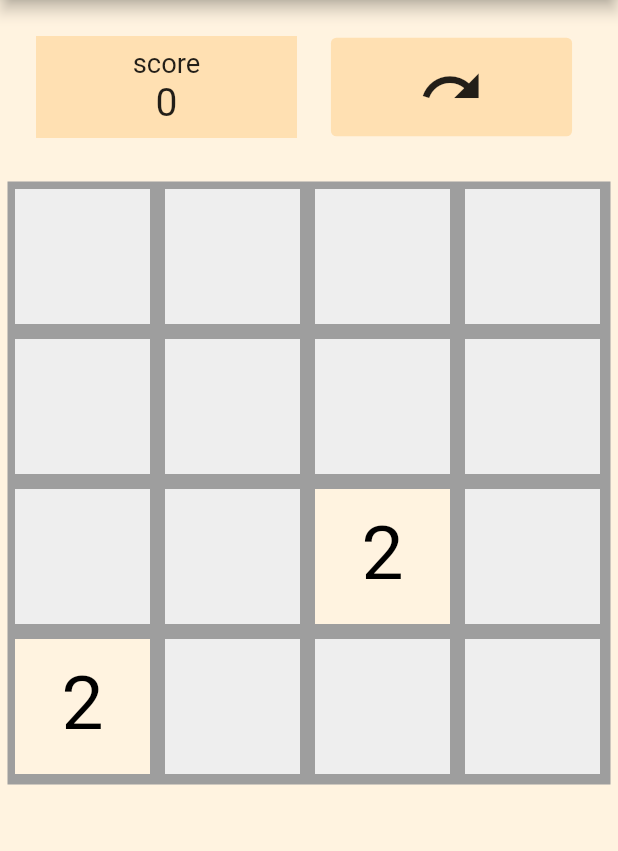
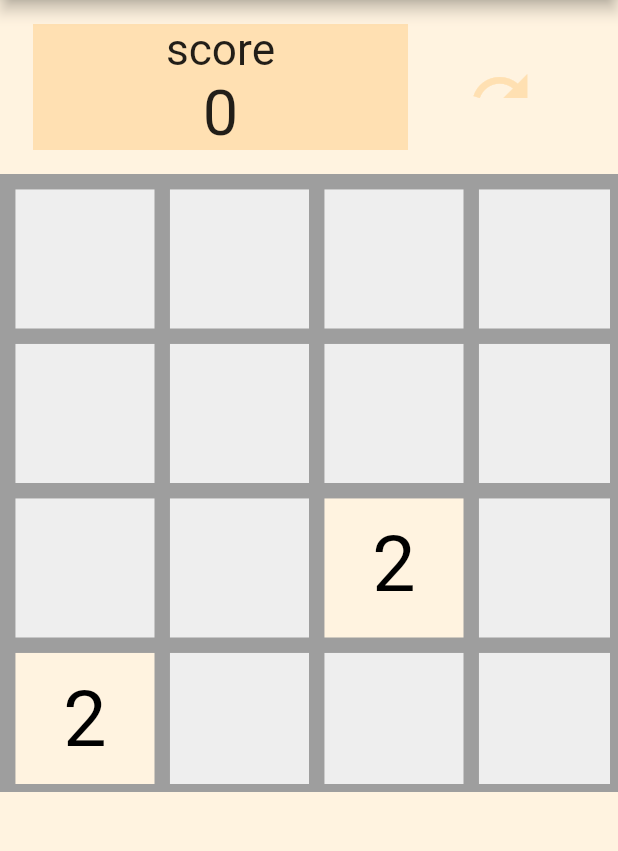
Before and after one commit to knoeferl/2048, a Flutter app: the screen it shows after launch, on a phone screen of 412 x 824 dp, the part 84-935 px from its top. Run offline on Flutter 3.47's test engine with Material 2 defaults, Android fonts, the phone set to English and light mode, and no system bars.

Commit message:
updated to Flutter 3.0

```diff
--- a/lib/models/field.dart
+++ b/lib/models/field.dart
@@ -5,15 +5,15 @@ import './tile.dart';
 enum Direction { left, right, top, bottom }
 
 class Field {
-  List<List<Tile>> board;
-  List<List<int>> lastBoard;
-  int size;
-  int score;
-  int oldScore;
-  bool notMoved;
-  bool gameWon;
-  bool gameLost;
-  bool playAfterWon;
+ late List<List<Tile>> board;
+ late List<List<int>> lastBoard;
+ late int size;
+ late int score;
+ late int oldScore;
+ late bool notMoved;
+ late bool gameWon;
+ late bool gameLost;
+ late bool playAfterWon;
   Field({this.size = 4}) {
     board = Iterable.generate(
         size,
@@ -53,7 +53,7 @@ class Field {
   }
 
   List<Tile> getEmptyTiles() {
-    List<Tile> ret = List();
+    List<Tile> ret = [];
     for (var row in board) {
       for (var number in row) {
         if (number.value == 0) {
@@ -112,7 +112,7 @@ class Field {
 
   moveTile(Tile tile, Direction direction) {
     try {
-      Tile nextTileN = nextTile(tile, direction);
+      Tile? nextTileN = nextTile(tile, direction);
       if (nextTileN.newValue == 0 && tile.newValue == 0) {
         moveTile(nextTileN, direction);
         return;
@@ -148,7 +148,7 @@ class Field {
     } catch (e) {}
   }
 
- changePositon(Tile tile, {Direction direction}) {
+ changePositon(Tile tile, {required Direction direction}) {
     switch (direction) {
       case Direction.top:
         tile.positionVertical = -1;
@@ -179,8 +179,6 @@ class Field {
         return Direction.left;
       case Direction.left:
         return Direction.right;
-      default:
-        return null;
     }
   }
 
@@ -198,8 +196,6 @@ class Field {
       case Direction.left:
         if (0 > tile.row) throw Exception();
         return board[tile.col][tile.row - 1];
-      default:
-        return null;
     }
   }
 
--- a/lib/models/tile.dart
+++ b/lib/models/tile.dart
@@ -1,33 +1,34 @@
 class Tile {
-  int value;
-  int newValue;
-  bool moveable;
-  int col;
-  int row;
+  late int value;
+  late int newValue;
+  late bool moveable;
+  late int col;
+  late int row;
   bool isNew = true;
-  int positionVertical;
-  int positionHorizontal;
+  late int positionVertical;
+  late int positionHorizontal;
 
-  Tile({this.col , this.row, this.value}){
+  Tile({required this.col, required this.row, required this.value}) {
     newValue = value;
     moveable = true;
     positionVertical = 0;
     positionHorizontal = 0;
   }
-  setMoveable(bool moveable){
+
+  setMoveable(bool moveable) {
     this.moveable = moveable;
   }
+
   @override
-  String toString()
-  {
-    return "col: " + col.toString() + " row: "+ row.toString() + " value: " + value.toString();
+  String toString() {
+    return "col: $col row: $row value: $value";
   }
 
   bool isEmpty() {
-    return value==0;
+    return value == 0;
   }
 
-  setValue(int value){
+  setValue(int value) {
     this.value = value;
     newValue = value;
   }
--- a/lib/models/tileColors.dart
+++ b/lib/models/tileColors.dart
@@ -1,6 +1,6 @@
 import 'package:flutter/material.dart';
 
-final Map<int, Color> tileColors = <int, Color>{
+final Map<int, Color?> tileColors = <int, Color?>{
   0: Colors.grey[200],
   2: Colors.orange[50],
   4: Colors.orange[100],
--- a/lib/screens/game.dart
+++ b/lib/screens/game.dart
@@ -4,18 +4,17 @@ import '../widgets/TileBox.dart';
 import '../widgets/listdrawer.dart';
 
 class Game extends StatefulWidget {
-  Game({Key key}) : super(key: key);
+  Game({Key? key}) : super(key: key);
 
   @override
   _GameState createState() => _GameState();
 }
 
 class _GameState extends State<Game> {
-  bool gameOver;
-  bool _isMoving;
-  Field buttonsList;
-  double totalwidth = 400;
-  GlobalKey _fieldkey = GlobalKey();
+  late bool gameOver;
+  late bool _isMoving;
+  late Field buttonsList;
+  double totalWidth = 400;
   int animationTime = 0;
 
   @override
@@ -24,84 +23,154 @@ class _GameState extends State<Game> {
     gameOver = false;
     _isMoving = false;
     buttonsList = Field();
-    WidgetsBinding.instance.addPostFrameCallback((_) => getFieldSize());
-  }
-
-  getFieldSize() {
-    RenderBox fieldsize = _fieldkey.currentContext.findRenderObject();
-    totalwidth = fieldsize.size.width;
   }
 
   @override
   Widget build(BuildContext context) {
     return Scaffold(
       drawer: ListDrawer(newGame: newGame),
-      appBar: new AppBar(
+      appBar: AppBar(
           title: Row(
         mainAxisAlignment: MainAxisAlignment.center,
-        children: <Widget>[
-          Text("2048"),
-        ],
+        children: const <Widget>[Text("2048")],
       )),
       body: Container(
         decoration: BoxDecoration(
           color: Colors.orange[50],
         ),
-        child: new Column(
+        child: Column(
             mainAxisAlignment: MainAxisAlignment.start,
-            crossAxisAlignment: CrossAxisAlignment.start,
+            crossAxisAlignment: CrossAxisAlignment.stretch,
             children: <Widget>[
               Container(
+                height: 100,
                 margin: const EdgeInsets.all(8.0),
-                height: 100,
                 padding: const EdgeInsets.all(8.0),
                 child: Row(
-                  mainAxisAlignment: MainAxisAlignment.center,
+                  mainAxisAlignment: MainAxisAlignment.spaceEvenly,
                   mainAxisSize: MainAxisSize.max,
+                  crossAxisAlignment: CrossAxisAlignment.stretch,
                   children: <Widget>[
-                    Expanded(
-                      flex: 1,
-                      child: Container(
-                        margin: const EdgeInsets.all(8.0),
-                        padding: const EdgeInsets.all(8.0),
+                    Container(
+                      width: 250,
                       decoration: BoxDecoration(color: Colors.orange[100]),
                       child: FittedBox(
                         child: Column(
                           children: <Widget>[
-                              Text(
+                            const Text(
                               "score",
                               textScaleFactor: 7,
                             ),
                             Text(
-                                buttonsList.score.toString(),
+                              "${buttonsList.score}",
                               textScaleFactor: 10,
                             ),
                           ],
                         ),
                       ),
                     ),
-                    ),
-                    Expanded(
-                      child: FittedBox(
+                    FittedBox(
                       fit: BoxFit.fitWidth,
-                        child: Padding(
-                          padding: const EdgeInsets.all(8.0),
-                          child: FlatButton(
-                              color: Colors.orange[100],
+                      child: TextButton(
+                          style:
+                              TextButton.styleFrom(primary: Colors.orange[100]),
                           onPressed: () => redo(),
-                              child: Icon(Icons.redo)),
-                        ),
-                      ),
+                          child: const Icon(Icons.redo)),
                     )
                   ],
                 ),
               ),
-              AspectRatio(
-                aspectRatio: 1,
-                child: Padding(
-                  padding: EdgeInsets.all(5),
+              FittedBox(
+                fit: BoxFit.contain,
                 child: GestureDetector(
-                    onVerticalDragUpdate: (detail) {
+                  onVerticalDragUpdate: moveVertical,
+                  onVerticalDragEnd: stopMoving,
+                  onVerticalDragCancel: stopMoving2,
+                  onHorizontalDragUpdate: moveHorizontal,
+                  onHorizontalDragEnd: stopMoving,
+                  onHorizontalDragCancel: stopMoving2,
+                  child: Container(
+                    padding: const EdgeInsets.all(5),
+                    width: totalWidth,
+                    height: totalWidth,
+                    decoration: BoxDecoration(color: Colors.grey[500]),
+                    child: Stack(
+                        children: Iterable.generate(
+                      buttonsList.flatList().length,
+                      (tileNum) {
+                        var tileWidth =
+                            totalWidth / buttonsList.getLength();
+                        return AnimatedPositioned(
+                          onEnd: () => WidgetsBinding.instance
+                              .addPostFrameCallback((_) {
+                            animationTime = 10;
+                            setState(() {
+                              for (var row in buttonsList.board) {
+                                for (var tile in row) {
+                                  tile.value = tile.newValue;
+                                  tile.positionHorizontal = 0;
+                                  tile.positionVertical = 0;
+                                }
+                              }
+                            });
+                          }),
+                          key: Key("tile_$tileNum"),
+                          left: left(tileNum, tileWidth),
+                          top: top(tileNum, tileWidth),
+                          duration: Duration(milliseconds: animationTime),
+                          child: TileBox(
+                            context: context,
+                            buttonsList: buttonsList,
+                            tileNum: tileNum,
+                            tileWidth: tileWidth,
+                            tile: buttonsList.flatList()[tileNum],
+                          ),
+                        );
+                      },
+                    ).toList()),
+                  ),
+                ),
+              ),
+            ]),
+      ),
+    );
+  }
+
+  double top(int tileNum, double tileWidth) {
+    return ((tileNum / buttonsList.getLength()).floor() * tileWidth) +
+        (buttonsList.flatList()[tileNum].positionVertical * tileWidth);
+  }
+
+  double left(int tileNum, double tileWidth) {
+    return (tileNum % buttonsList.getLength() * tileWidth) +
+        (buttonsList.flatList()[tileNum].positionHorizontal * tileWidth);
+  }
+
+  void stopMoving2() {
+    _isMoving = false;
+  }
+
+  void stopMoving(d) {
+    _isMoving = false;
+  }
+
+  void moveHorizontal(d) {
+    if (d.delta.distance == 0 || _isMoving) {
+      return;
+    }
+    _isMoving = true;
+    if (d.delta.direction > 0) {
+      setState(() {
+        moveTiles(Direction.left);
+      });
+    } else {
+      setState(() {
+        moveTiles(Direction.right);
+      });
+    }
+  }
+
+  void moveVertical(detail) {
     if (detail.delta.distance == 0 || _isMoving) {
       return;
     }
@@ -115,91 +184,8 @@ class _GameState extends State<Game> {
         moveTiles(Direction.bottom);
       });
     }
-                    },
-                    onVerticalDragEnd: (d) {
-                      _isMoving = false;
-                    },
-                    onVerticalDragCancel: () {
-                      _isMoving = false;
-                    },
-                    onHorizontalDragUpdate: (d) {
-                      if (d.delta.distance == 0 || _isMoving) {
-                        return;
-                      }
-                      _isMoving = true;
-                      if (d.delta.direction > 0) {
-                        setState(() {
-                          moveTiles(Direction.left);
-                        });
-                      } else {
-                        setState(() {
-                          moveTiles(Direction.right);
-                        });
-                      }
-                    },
-                    onHorizontalDragEnd: (d) {
-                      _isMoving = false;
-                    },
-                    onHorizontalDragCancel: () {
-                      _isMoving = false;
-                    },
-                    child: Container(
-                      key: _fieldkey,
-                      decoration: BoxDecoration(color: Colors.grey[500]),
-                      child: Stack(
-                          children: Iterable.generate(
-                              buttonsList.flatList().length, (tileNum) {
-                        var tileWidth = totalwidth / buttonsList.getLength();
-                        return AnimatedPositioned(
-                          onEnd: () =>
-                              WidgetsBinding.instance.addPostFrameCallback((_) {
-                            animationTime = 10;
-                            setState(() {
-                              buttonsList.board
-                                  .forEach((row) => row.forEach((tile) {
-                                        tile.value = tile.newValue;
-                                        tile.positionHorizontal = 0;
-                                        tile.positionVertical = 0;
-                                      }));
-                            });
-                          }),
-                          key: Key("tile" + tileNum.toString()),
-                          left:
-                              (tileNum % buttonsList.getLength() * tileWidth) +
-                                  (buttonsList
-                                          .flatList()[tileNum]
-                                          .positionHorizontal *
-                                      tileWidth),
-                          top: ((tileNum / buttonsList.getLength()).floor() *
-                                  tileWidth) +
-                              (buttonsList
-                                      .flatList()[tileNum]
-                                      .positionVertical *
-                                  tileWidth),
-                          child: TileBox(
-                            context: context,
-                            buttonsList: buttonsList,
-                            tileNum: tileNum,
-                            tileWidth: tileWidth,
-                            tile: buttonsList.flatList()[tileNum],
-                          ),
-                          duration: Duration(milliseconds: animationTime),
-                        );
-                      }).toList()),
-                    ),
-                  ),
-                ),
-              ),
-            ]),
-      ),
-    );
   }
 
-  // void createTile() {
-  //   setState(() {
-  //     buttonsList.createTile();
-  //   });
-  // }
 
   void newGame({int size = 4}) {
     setState(() {
@@ -215,8 +201,9 @@ class _GameState extends State<Game> {
       if (!buttonsList.notMoved) buttonsList.saveBoard();
       buttonsList.moveTiles(direction);
       if (buttonsList.gameWon && !buttonsList.playAfterWon) wonDialog(context);
-      if (!buttonsList.createTile() && buttonsList.gamelost())
+      if (!buttonsList.createTile() && buttonsList.gamelost()) {
         lostDialog(context);
+      }
     });
   }
 
@@ -231,11 +218,11 @@ class _GameState extends State<Game> {
     return showDialog(
         context: context,
         builder: (_) => AlertDialog(
-              title: Text("you won!"),
+              title: const Text("you won!"),
               actions: <Widget>[
                 IconButton(
                     onPressed: () => newGame(size: buttonsList.getLength()),
-                    icon: Icon(Icons.refresh)),
+                    icon: const Icon(Icons.refresh)),
               ],
             ));
   }
@@ -244,11 +231,11 @@ class _GameState extends State<Game> {
     return showDialog(
         context: context,
         builder: (_) => AlertDialog(
-              title: Text("Lost"),
+              title: const Text("Lost"),
               actions: <Widget>[
                 IconButton(
                     onPressed: () => newGame(size: buttonsList.getLength()),
-                    icon: Icon(Icons.refresh)),
+                    icon: const Icon(Icons.refresh)),
               ],
             ));
   }
--- a/lib/widgets/TileBox.dart
+++ b/lib/widgets/TileBox.dart
@@ -5,12 +5,12 @@ import '../models/tile.dart';
 
 class TileBox extends StatefulWidget {
   const TileBox({
-    Key key,
-    @required this.tile,
-    @required this.buttonsList,
-    @required this.context,
-    @required this.tileNum,
-    @required this.tileWidth,
+      Key? key,
+    required this.tile,
+    required this.buttonsList,
+    required this.context,
+    required this.tileNum,
+    required this.tileWidth,
   }) : super(key: key);
 
   final Field buttonsList;
@@ -24,8 +24,8 @@ class TileBox extends StatefulWidget {
 }
 
 class _TileBoxState extends State<TileBox> with SingleTickerProviderStateMixin{
-  AnimationController controller;
-  Animation<double> animation;
+  late AnimationController controller;
+  late Animation<double> animation;
   @override
   Widget build(BuildContext context) {
       if (widget.tile.isNew && !widget.tile.isEmpty()) {
@@ -36,13 +36,13 @@ class _TileBoxState extends State<TileBox> with SingleTickerProviderStateMixin{
       controller.animateTo(1.0);
     }
     double tileWidth = widget.tileWidth;
-    return AnimatedTile(tileWidth: tileWidth, animation: animation, widget: widget);
+    return AnimatedTile(tileWidth: tileWidth, animation: animation, widget: widget,);
   }
          @override
   void initState() {
     super.initState();
     controller = AnimationController(
-      duration: Duration(
+      duration: const Duration(
         milliseconds: 1000,
       ),
       vsync: this,
@@ -64,10 +64,10 @@ class _TileBoxState extends State<TileBox> with SingleTickerProviderStateMixin{
 
 class AnimatedTile extends AnimatedWidget {
   const AnimatedTile({
-    Key key,
-    @required this.tileWidth,
-    @required this.animation,
-    @required this.widget,
+     Key? key,
+    required this.tileWidth,
+    required this.animation,
+    required this.widget,
   }) : super(key: key, listenable: animation);
 
   final double tileWidth;
```
Also changed, not shown: lib/widgets/listdrawer.dart (+12 -24 lines), pubspec.yaml (+23 -6 lines), pubspec.lock, 22 other files. Lines whose indentation alone changed are shown as unchanged.
